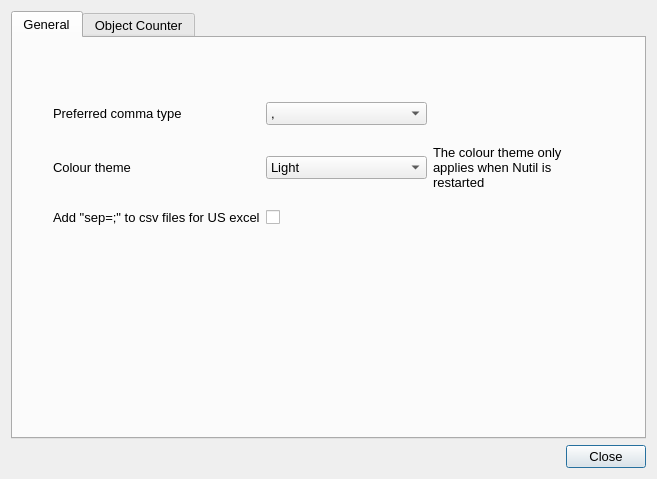
This is dialogsettings.ui in Neural-Systems-at-UIO/nutil as Qt 5 draws it before an edit. The edited form follows.
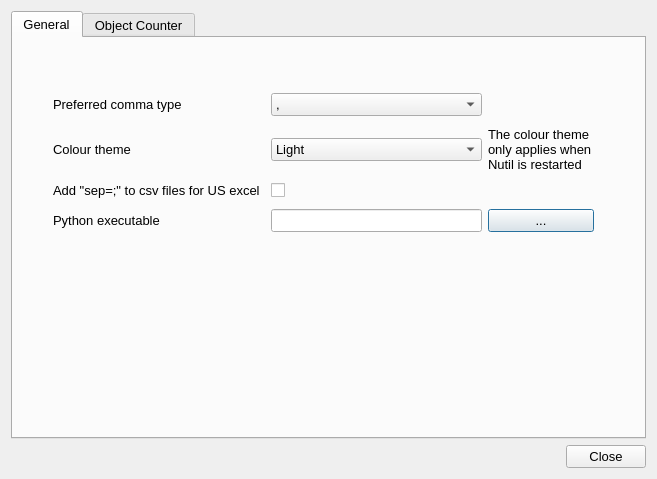
This is the edited form.

Commit message: Added python plots

```diff
--- a/dialogsettings.ui
+++ b/dialogsettings.ui
@@ -44,59 +44,7 @@
            <height>151</height>
           </rect>
          </property>
-         <layout class="QGridLayout" name="gridLayout_2" columnstretch="2,2,2">
-          <item row="0" column="1">
-           <widget class="QComboBox" name="cmbComma">
-            <item>
-             <property name="text">
-              <string>,</string>
-             </property>
-            </item>
-            <item>
-             <property name="text">
-              <string>.</string>
-             </property>
-            </item>
-           </widget>
-          </item>
-          <item row="0" column="0">
-           <widget class="QLabel" name="label_3">
-            <property name="text">
-             <string>Preferred comma type</string>
-            </property>
-           </widget>
-          </item>
-          <item row="1" column="1">
-           <widget class="QComboBox" name="cmbThemes">
-            <item>
-             <property name="text">
-              <string>Light</string>
-             </property>
-            </item>
-            <item>
-             <property name="text">
-              <string>Dark</string>
-             </property>
-            </item>
-            <item>
-             <property name="text">
-              <string>Blue</string>
-             </property>
-            </item>
-            <item>
-             <property name="text">
-              <string>Purple</string>
-             </property>
-            </item>
-           </widget>
-          </item>
-          <item row="1" column="0">
-           <widget class="QLabel" name="label_4">
-            <property name="text">
-             <string>Colour theme</string>
-            </property>
-           </widget>
-          </item>
+         <layout class="QGridLayout" name="gridLayout_2" columnstretch="2,2,1">
           <item row="1" column="2">
            <widget class="QLabel" name="label_5">
             <property name="text">
@@ -107,6 +55,13 @@
             </property>
            </widget>
           </item>
+          <item row="1" column="0">
+           <widget class="QLabel" name="label_4">
+            <property name="text">
+             <string>Colour theme</string>
+            </property>
+           </widget>
+          </item>
           <item row="2" column="0">
            <widget class="QLabel" name="label_6">
             <property name="text">
@@ -121,6 +76,68 @@
             </property>
            </widget>
           </item>
+          <item row="1" column="1">
+           <widget class="QComboBox" name="cmbThemes">
+            <item>
+             <property name="text">
+              <string>Light</string>
+             </property>
+            </item>
+            <item>
+             <property name="text">
+              <string>Dark</string>
+             </property>
+            </item>
+            <item>
+             <property name="text">
+              <string>Blue</string>
+             </property>
+            </item>
+            <item>
+             <property name="text">
+              <string>Purple</string>
+             </property>
+            </item>
+           </widget>
+          </item>
+          <item row="0" column="0">
+           <widget class="QLabel" name="label_3">
+            <property name="text">
+             <string>Preferred comma type</string>
+            </property>
+           </widget>
+          </item>
+          <item row="0" column="1">
+           <widget class="QComboBox" name="cmbComma">
+            <item>
+             <property name="text">
+              <string>,</string>
+             </property>
+            </item>
+            <item>
+             <property name="text">
+              <string>.</string>
+             </property>
+            </item>
+           </widget>
+          </item>
+          <item row="3" column="0">
+           <widget class="QLabel" name="label_7">
+            <property name="text">
+             <string>Python executable</string>
+            </property>
+           </widget>
+          </item>
+          <item row="3" column="1">
+           <widget class="QLineEdit" name="lePython"/>
+          </item>
+          <item row="3" column="2">
+           <widget class="QPushButton" name="btnPython">
+            <property name="text">
+             <string>...</string>
+            </property>
+           </widget>
+          </item>
          </layout>
         </widget>
        </widget>
```
The commit also changes 6 other files.
